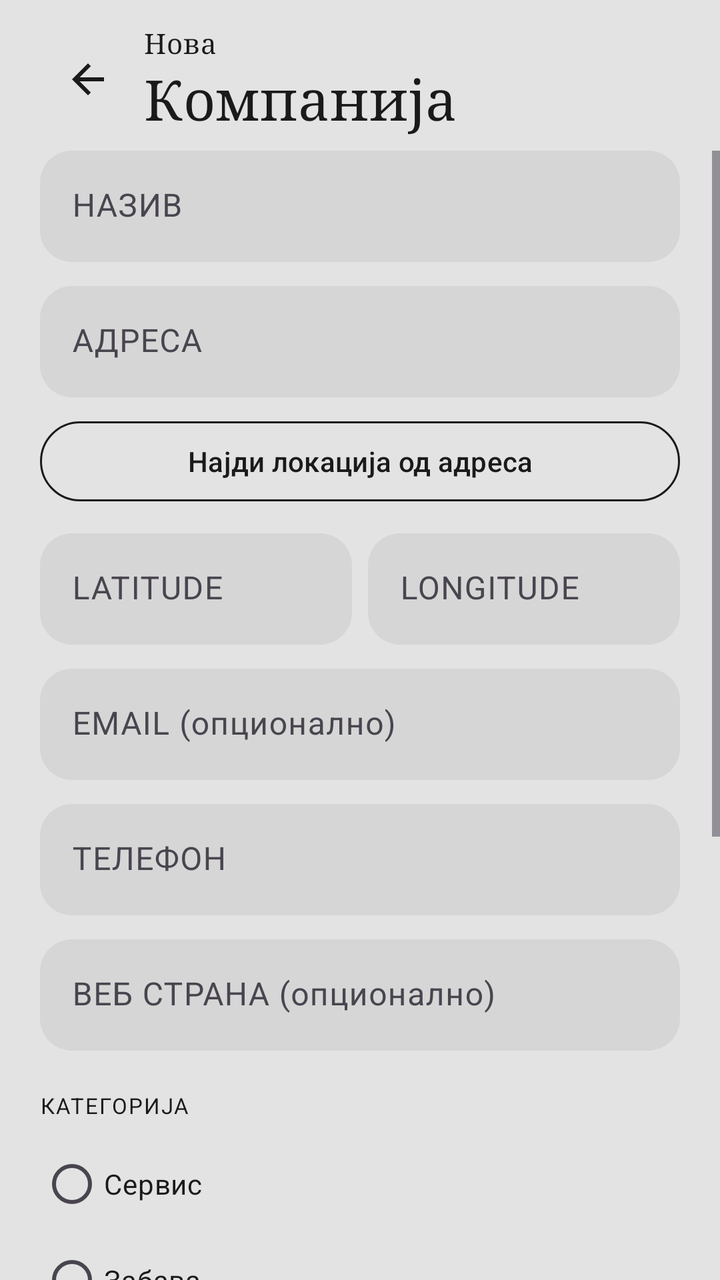
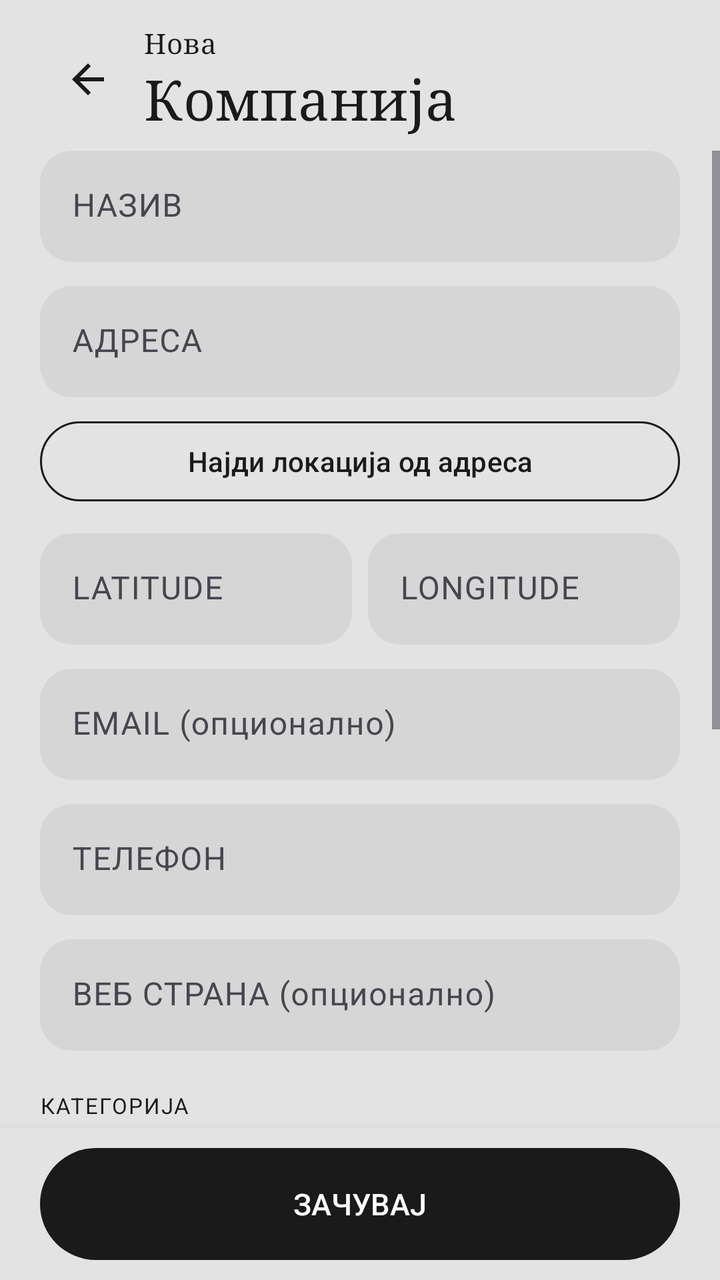

The first picture is an Android layout as it rendered before a commit; the second is the same layout after the commit. The layout source and the unified diff follow.
<!-- AndroidManifest.xml: application theme Theme.Mesto_samostojna -->
<!-- res/layout/activity_add_company.xml -->
<?xml version="1.0" encoding="utf-8"?>
<LinearLayout xmlns:android="http://schemas.android.com/apk/res/android"
    xmlns:app="http://schemas.android.com/apk/res-auto"
    xmlns:tools="http://schemas.android.com/tools"
    android:id="@+id/add_company_root"
    android:layout_width="match_parent"
    android:layout_height="match_parent"
    android:background="@color/cream"
    android:orientation="vertical"
    tools:context=".AddCompanyActivity">

    
    <LinearLayout
        android:id="@+id/add_company_header"
        android:layout_width="match_parent"
        android:layout_height="wrap_content"
        android:gravity="center_vertical"
        android:orientation="horizontal"
        android:paddingStart="20dp"
        android:paddingTop="12dp"
        android:paddingEnd="20dp"
        android:paddingBottom="8dp">

        <ImageButton
            android:id="@+id/btn_back"
            android:layout_width="48dp"
            android:layout_height="48dp"
            android:background="?attr/selectableItemBackgroundBorderless"
            android:contentDescription="@string/nav_back"
            android:padding="12dp"
            android:src="@drawable/ic_arrow_back"
            app:tint="@color/ink" />

        <LinearLayout
            android:layout_width="0dp"
            android:layout_height="wrap_content"
            android:layout_marginStart="4dp"
            android:layout_weight="1"
            android:orientation="vertical">

            <TextView
                android:layout_width="wrap_content"
                android:layout_height="wrap_content"
                android:fontFamily="serif"
                android:letterSpacing="0.02"
                android:text="@string/screen_new_company_title_small"
                android:textColor="@color/ink"
                android:textSize="14sp" />

            <TextView
                android:layout_width="wrap_content"
                android:layout_height="wrap_content"
                android:fontFamily="serif"
                android:letterSpacing="0.01"
                android:text="@string/screen_new_company_title_large"
                android:textColor="@color/ink"
                android:textSize="28sp" />
        </LinearLayout>
    </LinearLayout>

    
    <ScrollView
        android:id="@+id/add_company_scroll"
        android:layout_width="match_parent"
        android:layout_height="0dp"
        android:layout_weight="1"
        android:clipToPadding="false"
        android:fadeScrollbars="false"
        android:fillViewport="false"
        android:scrollbars="vertical"
        android:scrollbarStyle="outsideOverlay"
        android:paddingStart="20dp"
        android:paddingEnd="20dp"
        android:paddingBottom="8dp">

        <LinearLayout
            android:layout_width="match_parent"
            android:layout_height="wrap_content"
            android:orientation="vertical">

            <com.google.android.material.textfield.TextInputLayout
                android:id="@+id/til_name"
                style="@style/Widget.Material3.TextInputLayout.FilledBox"
                android:layout_width="match_parent"
                android:layout_height="wrap_content"
                android:hint="@string/label_name"
                app:boxBackgroundColor="@color/linen"
                app:boxCornerRadiusBottomEnd="16dp"
                app:boxCornerRadiusBottomStart="16dp"
                app:boxCornerRadiusTopEnd="16dp"
                app:boxCornerRadiusTopStart="16dp"
                app:boxStrokeWidth="0dp"
                app:boxStrokeWidthFocused="0dp">

                <com.google.android.material.textfield.TextInputEditText
                    android:id="@+id/input_name"
                    android:layout_width="match_parent"
                    android:layout_height="wrap_content"
                    android:inputType="textCapWords"
                    android:textColor="@color/ink" />
            </com.google.android.material.textfield.TextInputLayout>

            <Space
                android:layout_width="match_parent"
                android:layout_height="12dp" />

            <com.google.android.material.textfield.TextInputLayout
                android:id="@+id/til_address"
                style="@style/Widget.Material3.TextInputLayout.FilledBox"
                android:layout_width="match_parent"
                android:layout_height="wrap_content"
                android:hint="@string/label_address"
                app:boxBackgroundColor="@color/linen"
                app:boxCornerRadiusBottomEnd="16dp"
                app:boxCornerRadiusBottomStart="16dp"
                app:boxCornerRadiusTopEnd="16dp"
                app:boxCornerRadiusTopStart="16dp"
                app:boxStrokeWidth="0dp"
                app:boxStrokeWidthFocused="0dp">

                <com.google.android.material.textfield.TextInputEditText
                    android:id="@+id/input_address"
                    android:layout_width="match_parent"
                    android:layout_height="wrap_content"
                    android:inputType="textPostalAddress"
                    android:textColor="@color/ink" />
            </com.google.android.material.textfield.TextInputLayout>

            <com.google.android.material.button.MaterialButton
                android:id="@+id/btn_find_location"
                style="@style/Widget.Material3.Button.OutlinedButton"
                android:layout_width="match_parent"
                android:layout_height="wrap_content"
                android:layout_marginTop="8dp"
                android:text="@string/btn_find_location"
                app:cornerRadius="24dp"
                app:strokeColor="@color/ink" />

            <Space
                android:layout_width="match_parent"
                android:layout_height="12dp" />

            <LinearLayout
                android:layout_width="match_parent"
                android:layout_height="wrap_content"
                android:orientation="horizontal">

                <com.google.android.material.textfield.TextInputLayout
                    android:id="@+id/til_latitude"
                    style="@style/Widget.Material3.TextInputLayout.FilledBox"
                    android:layout_width="0dp"
                    android:layout_height="wrap_content"
                    android:layout_marginEnd="8dp"
                    android:layout_weight="1"
                    android:hint="@string/label_latitude"
                    app:boxBackgroundColor="@color/linen"
                    app:boxCornerRadiusBottomEnd="16dp"
                    app:boxCornerRadiusBottomStart="16dp"
                    app:boxCornerRadiusTopEnd="16dp"
                    app:boxCornerRadiusTopStart="16dp"
                    app:boxStrokeWidth="0dp"
                    app:boxStrokeWidthFocused="0dp">

                    <com.google.android.material.textfield.TextInputEditText
                        android:id="@+id/input_latitude"
                        android:layout_width="match_parent"
                        android:layout_height="wrap_content"
                        android:inputType="numberDecimal|numberSigned"
                        android:textColor="@color/ink" />
                </com.google.android.material.textfield.TextInputLayout>

                <com.google.android.material.textfield.TextInputLayout
                    android:id="@+id/til_longitude"
                    style="@style/Widget.Material3.TextInputLayout.FilledBox"
                    android:layout_width="0dp"
                    android:layout_height="wrap_content"
                    android:layout_weight="1"
                    android:hint="@string/label_longitude"
                    app:boxBackgroundColor="@color/linen"
                    app:boxCornerRadiusBottomEnd="16dp"
                    app:boxCornerRadiusBottomStart="16dp"
                    app:boxCornerRadiusTopEnd="16dp"
                    app:boxCornerRadiusTopStart="16dp"
                    app:boxStrokeWidth="0dp"
                    app:boxStrokeWidthFocused="0dp">

                    <com.google.android.material.textfield.TextInputEditText
                        android:id="@+id/input_longitude"
                        android:layout_width="match_parent"
                        android:layout_height="wrap_content"
                        android:inputType="numberDecimal|numberSigned"
                        android:textColor="@color/ink" />
                </com.google.android.material.textfield.TextInputLayout>
            </LinearLayout>

            <Space
                android:layout_width="match_parent"
                android:layout_height="12dp" />

            <com.google.android.material.textfield.TextInputLayout
                android:id="@+id/til_email"
                style="@style/Widget.Material3.TextInputLayout.FilledBox"
                android:layout_width="match_parent"
                android:layout_height="wrap_content"
                android:hint="@string/label_email"
                app:boxBackgroundColor="@color/linen"
                app:boxCornerRadiusBottomEnd="16dp"
                app:boxCornerRadiusBottomStart="16dp"
                app:boxCornerRadiusTopEnd="16dp"
                app:boxCornerRadiusTopStart="16dp"
                app:boxStrokeWidth="0dp"
                app:boxStrokeWidthFocused="0dp">

                <com.google.android.material.textfield.TextInputEditText
                    android:id="@+id/input_email"
                    android:layout_width="match_parent"
                    android:layout_height="wrap_content"
                    android:inputType="textEmailAddress"
                    android:textColor="@color/ink" />
            </com.google.android.material.textfield.TextInputLayout>

            <Space
                android:layout_width="match_parent"
                android:layout_height="12dp" />

            <com.google.android.material.textfield.TextInputLayout
                android:id="@+id/til_phone"
                style="@style/Widget.Material3.TextInputLayout.FilledBox"
                android:layout_width="match_parent"
                android:layout_height="wrap_content"
                android:hint="@string/label_phone"
                app:boxBackgroundColor="@color/linen"
                app:boxCornerRadiusBottomEnd="16dp"
                app:boxCornerRadiusBottomStart="16dp"
                app:boxCornerRadiusTopEnd="16dp"
                app:boxCornerRadiusTopStart="16dp"
                app:boxStrokeWidth="0dp"
                app:boxStrokeWidthFocused="0dp">

                <com.google.android.material.textfield.TextInputEditText
                    android:id="@+id/input_phone"
                    android:layout_width="match_parent"
                    android:layout_height="wrap_content"
                    android:inputType="phone"
                    android:textColor="@color/ink" />
            </com.google.android.material.textfield.TextInputLayout>

            <Space
                android:layout_width="match_parent"
                android:layout_height="12dp" />

            <com.google.android.material.textfield.TextInputLayout
                android:id="@+id/til_website"
                style="@style/Widget.Material3.TextInputLayout.FilledBox"
                android:layout_width="match_parent"
                android:layout_height="wrap_content"
                android:hint="@string/label_website"
                app:boxBackgroundColor="@color/linen"
                app:boxCornerRadiusBottomEnd="16dp"
                app:boxCornerRadiusBottomStart="16dp"
                app:boxCornerRadiusTopEnd="16dp"
                app:boxCornerRadiusTopStart="16dp"
                app:boxStrokeWidth="0dp"
                app:boxStrokeWidthFocused="0dp">

                <com.google.android.material.textfield.TextInputEditText
                    android:id="@+id/input_website"
                    android:layout_width="match_parent"
                    android:layout_height="wrap_content"
                    android:inputType="textUri"
                    android:textColor="@color/ink" />
            </com.google.android.material.textfield.TextInputLayout>

            <Space
                android:layout_width="match_parent"
                android:layout_height="20dp" />

            <TextView
                android:layout_width="wrap_content"
                android:layout_height="wrap_content"
                android:letterSpacing="0.06"
                android:text="@string/label_category"
                android:textAllCaps="true"
                android:textColor="@color/ink"
                android:textSize="11sp" />

            <RadioGroup
                android:id="@+id/rg_categories"
                android:layout_width="match_parent"
                android:layout_height="wrap_content"
                android:layout_marginTop="8dp"
                android:orientation="vertical">

                <com.google.android.material.radiobutton.MaterialRadioButton
                    android:id="@+id/rb_cat_service"
                    android:layout_width="match_parent"
                    android:layout_height="wrap_content"
                    android:text="@string/cat_service"
                    android:textColor="@color/ink" />

                <com.google.android.material.radiobutton.MaterialRadioButton
                    android:id="@+id/rb_cat_entertainment"
                    android:layout_width="match_parent"
                    android:layout_height="wrap_content"
                    android:text="@string/cat_entertainment"
                    android:textColor="@color/ink" />

                <com.google.android.material.radiobutton.MaterialRadioButton
                    android:id="@+id/rb_cat_industry"
                    android:layout_width="match_parent"
                    android:layout_height="wrap_content"
                    android:text="@string/cat_industry"
                    android:textColor="@color/ink" />

                <com.google.android.material.radiobutton.MaterialRadioButton
                    android:id="@+id/rb_cat_education"
                    android:layout_width="match_parent"
                    android:layout_height="wrap_content"
                    android:text="@string/cat_education"
                    android:textColor="@color/ink" />

                <com.google.android.material.radiobutton.MaterialRadioButton
                    android:id="@+id/rb_cat_other"
                    android:layout_width="match_parent"
                    android:layout_height="wrap_content"
                    android:text="@string/cat_other"
                    android:textColor="@color/ink" />
            </RadioGroup>

            <Space
                android:layout_width="match_parent"
                android:layout_height="20dp" />

            <TextView
                android:layout_width="wrap_content"
                android:layout_height="wrap_content"
                android:letterSpacing="0.06"
                android:text="@string/label_location"
                android:textAllCaps="true"
                android:textColor="@color/ink"
                android:textSize="11sp" />

            <LinearLayout
                android:id="@+id/location_preview"
                android:layout_width="match_parent"
                android:layout_height="wrap_content"
                android:layout_marginTop="8dp"
                android:background="@drawable/bg_location_card"
                android:gravity="center_vertical"
                android:orientation="horizontal"
                android:padding="14dp">

                <ImageView
                    android:layout_width="22dp"
                    android:layout_height="22dp"
                    android:contentDescription="@string/label_location"
                    android:importantForAccessibility="no"
                    android:src="@drawable/ic_location_pin" />

                <TextView
                    android:id="@+id/text_location_coords"
                    android:layout_width="0dp"
                    android:layout_height="wrap_content"
                    android:layout_marginStart="10dp"
                    android:layout_weight="1"
                    android:fontFamily="sans-serif-medium"
                    android:text="@string/location_placeholder"
                    android:textColor="@color/ink"
                    android:textSize="14sp" />
            </LinearLayout>

            <Space
                android:layout_width="match_parent"
                android:layout_height="24dp" />

            <com.google.android.material.button.MaterialButton
                android:id="@+id/btn_save"
                style="@style/Widget.Material3.Button"
                android:layout_width="match_parent"
                android:layout_height="56dp"
                android:layout_marginBottom="24dp"
                android:insetTop="0dp"
                android:insetBottom="0dp"
                android:text="@string/btn_save"
                android:textAllCaps="true"
                android:textSize="15sp"
                app:backgroundTint="@color/ink"
                app:cornerRadius="28dp" />
        </LinearLayout>
    </ScrollView>
</LinearLayout>
<!-- resources referenced by this layout -->
<resources>
  <color name="cream">#E3E3E3</color>
  <color name="ink">#1A1A1A</color>
  <color name="linen">#D6D6D6</color>
  <!-- drawable bg_location_card (drawable) -->
  <?xml version="1.0" encoding="utf-8"?>
  <shape xmlns:android="http://schemas.android.com/apk/res/android"
      android:shape="rectangle">
      <solid android:color="@color/linen" />
      <corners android:radius="16dp" />
      <stroke
          android:width="1dp"
          android:color="@color/sand" />
  </shape>
  <!-- drawable ic_arrow_back (drawable) -->
  <?xml version="1.0" encoding="utf-8"?>
  <vector xmlns:android="http://schemas.android.com/apk/res/android"
      android:width="24dp"
      android:height="24dp"
      android:viewportWidth="24"
      android:viewportHeight="24">
      <path
          android:fillColor="#FF000000"
          android:pathData="M20,11H7.83l5.59,-5.59L12,4l-8,8 8,8 1.41,-1.41L7.83,13H20v-2z" />
  </vector>
  <!-- drawable ic_location_pin (drawable) -->
  <?xml version="1.0" encoding="utf-8"?>
  <vector xmlns:android="http://schemas.android.com/apk/res/android"
      android:width="24dp"
      android:height="24dp"
      android:viewportWidth="24"
      android:viewportHeight="24">
      <path
          android:fillColor="#B87D6B"
          android:pathData="M12,2C8.13,2 5,5.13 5,9c0,5.25 7,13 7,13s7,-7.75 7,-13c0,-3.87 -3.13,-7 -7,-7zM12,11.5c-1.38,0 -2.5,-1.12 -2.5,-2.5s1.12,-2.5 2.5,-2.5 2.5,1.12 2.5,2.5 -1.12,2.5 -2.5,2.5z" />
  </vector>
  <string name="btn_find_location">Најди локација од адреса</string>
  <string name="btn_save">ЗАЧУВАЈ</string>
  <string name="cat_education">Едукација</string>
  <string name="cat_entertainment">Забава</string>
  <string name="cat_industry">Индустрија</string>
  <string name="cat_other">Друго</string>
  <string name="cat_service">Сервис</string>
  <string name="label_address">АДРЕСА</string>
  <string name="label_category">КАТЕГОРИЈА</string>
  <string name="label_email">EMAIL (опционално)</string>
  <string name="label_latitude">LATITUDE</string>
  <string name="label_location">ЛОКАЦИЈА</string>
  <string name="label_longitude">LONGITUDE</string>
  <string name="label_name">НАЗИВ</string>
  <string name="label_phone">ТЕЛЕФОН</string>
  <string name="label_website">ВЕБ СТРАНА (опционално)</string>
  <string name="location_placeholder">41.7452° N - 22.1939° E</string>
  <string name="nav_back">Назад</string>
  <string name="screen_new_company_title_large">Компанија</string>
  <string name="screen_new_company_title_small">Нова</string>
  <style name="Theme.Mesto_samostojna" parent="Base.Theme.Mesto_samostojna" />
  <color name="sand">#CFCFCF</color>
  <style name="Base.Theme.Mesto_samostojna" parent="Theme.Material3.DayNight.NoActionBar">
          <item name="android:statusBarColor">@color/cream</item>
          <item name="android:navigationBarColor">@color/cream</item>
          <item name="android:windowLightStatusBar">true</item>
          <item name="colorPrimary">@color/ink</item>
          <item name="colorSurface">@color/cream</item>
          <item name="android:colorBackground">@color/cream</item>
      </style>
</resources>

<!-- the commit's change to res/layout/activity_add_company.xml (unified diff, before → after) -->
@@ -6,6 +6,7 @@
     android:layout_width="match_parent"
     android:layout_height="match_parent"
     android:background="@color/cream"
+    android:fitsSystemWindows="true"
     android:orientation="vertical"
     tools:context=".AddCompanyActivity">
 
@@ -65,13 +66,15 @@
         android:layout_height="0dp"
         android:layout_weight="1"
         android:clipToPadding="false"
+        android:descendantFocusability="beforeDescendants"
         android:fadeScrollbars="false"
         android:fillViewport="false"
+        android:isScrollContainer="true"
         android:scrollbars="vertical"
         android:scrollbarStyle="outsideOverlay"
         android:paddingStart="20dp"
         android:paddingEnd="20dp"
-        android:paddingBottom="8dp">
+        android:paddingBottom="16dp">
 
         <LinearLayout
             android:layout_width="match_parent"
@@ -369,23 +372,35 @@
                     android:textSize="14sp" />
             </LinearLayout>
 
-            <Space
-                android:layout_width="match_parent"
-                android:layout_height="24dp" />
-
-            <com.google.android.material.button.MaterialButton
-                android:id="@+id/btn_save"
-                style="@style/Widget.Material3.Button"
-                android:layout_width="match_parent"
-                android:layout_height="56dp"
-                android:layout_marginBottom="24dp"
-                android:insetTop="0dp"
-                android:insetBottom="0dp"
-                android:text="@string/btn_save"
-                android:textAllCaps="true"
-                android:textSize="15sp"
-                app:backgroundTint="@color/ink"
-                app:cornerRadius="28dp" />
         </LinearLayout>
     </ScrollView>
+
+    
+    <LinearLayout
+        android:id="@+id/save_bar"
+        android:layout_width="match_parent"
+        android:layout_height="wrap_content"
+        android:background="@color/cream"
+        android:clickable="false"
+        android:elevation="8dp"
+        android:focusable="false"
+        android:orientation="vertical"
+        android:paddingStart="20dp"
+        android:paddingTop="10dp"
+        android:paddingEnd="20dp"
+        android:paddingBottom="10dp">
+
+        <com.google.android.material.button.MaterialButton
+            android:id="@+id/btn_save"
+            style="@style/Widget.Material3.Button"
+            android:layout_width="match_parent"
+            android:layout_height="56dp"
+            android:insetTop="0dp"
+            android:insetBottom="0dp"
+            android:text="@string/btn_save"
+            android:textAllCaps="true"
+            android:textSize="15sp"
+            app:backgroundTint="@color/ink"
+            app:cornerRadius="28dp" />
+    </LinearLayout>
 </LinearLayout>
